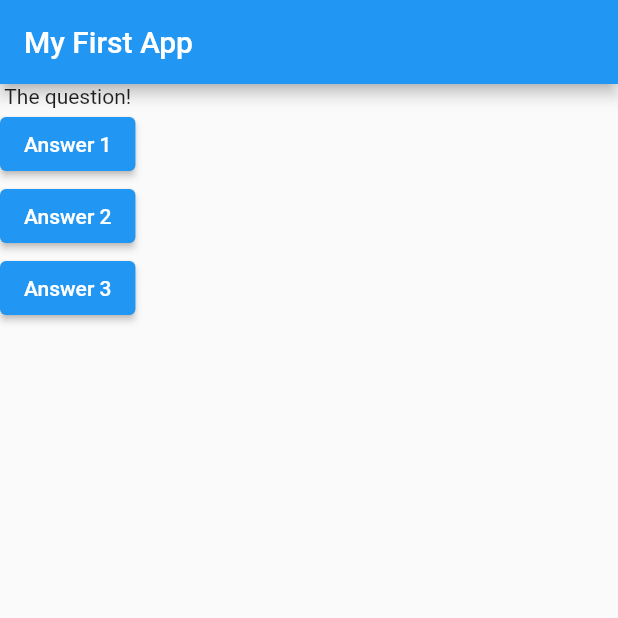
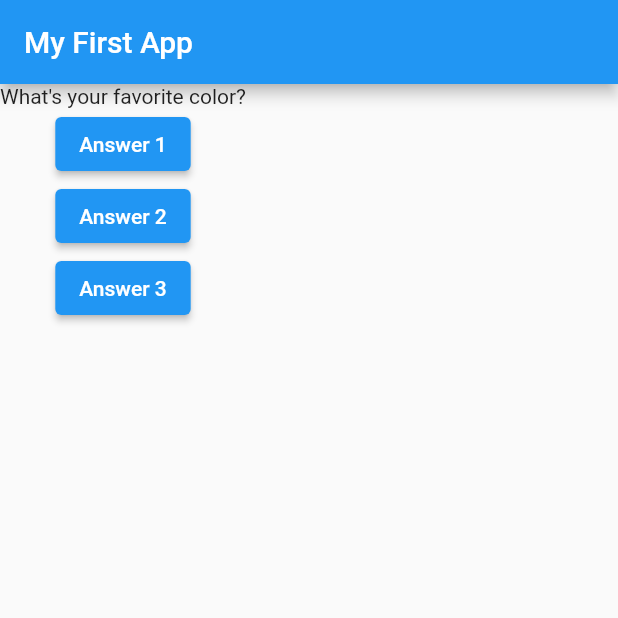
Before and after one commit to Bill-Yuyi/quiz_app, a Flutter app: the screen it shows after launch, after a tap on "Answer 1", on a phone screen of 412 x 824 dp, the top half of it. Run offline on Flutter 3.47's test engine with Material 2 defaults, Android fonts, the phone set to English and light mode, and no system bars.

Commit message:
learn state in dart

```diff
--- a/lib/main.dart
+++ b/lib/main.dart
@@ -5,8 +5,10 @@ void main() {
 }
 
 class MyApp extends StatelessWidget {
+  var questionIndex = 0;
+
   void answerQuestion() {
-    print('Answer chosen');
+    questionIndex = questionIndex + 1;
   }
 
   @override
@@ -19,7 +21,7 @@ class MyApp extends StatelessWidget {
         home: Scaffold(
       appBar: AppBar(title: Text('My First App')),
       body: Column(children: [
-        Text('The question!'),
+        Text(question[questionIndex]),
         ElevatedButton(
           onPressed: answerQuestion,
           child: Text('Answer 1'),
```
Also changed, not shown: 1 other file.
